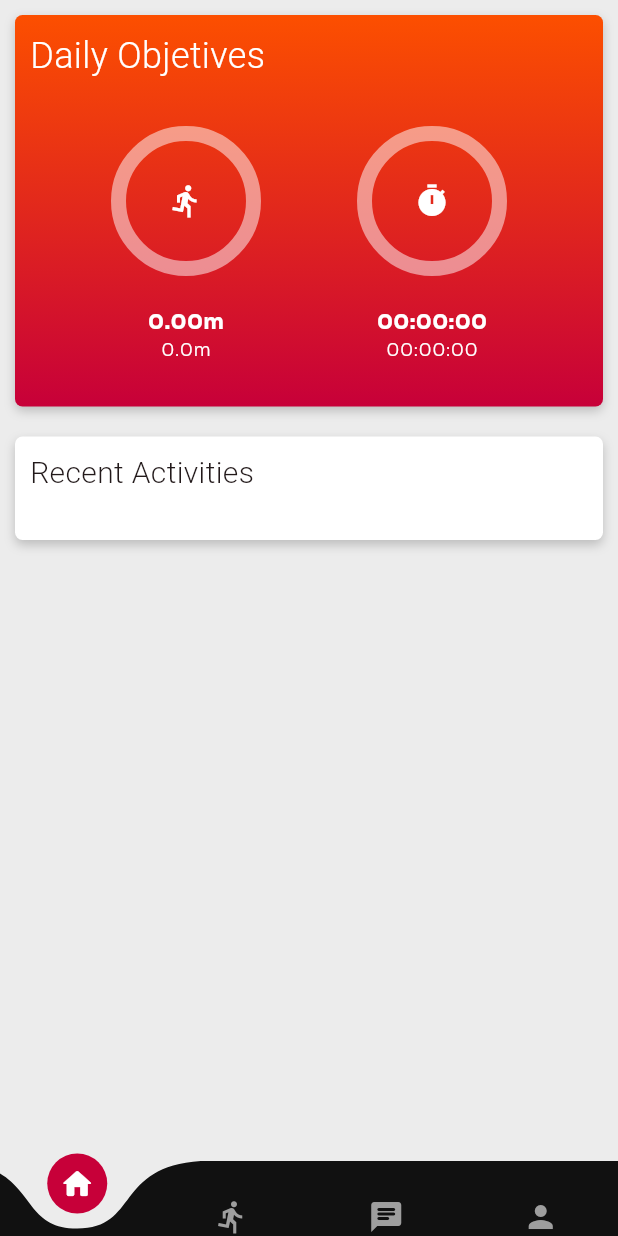
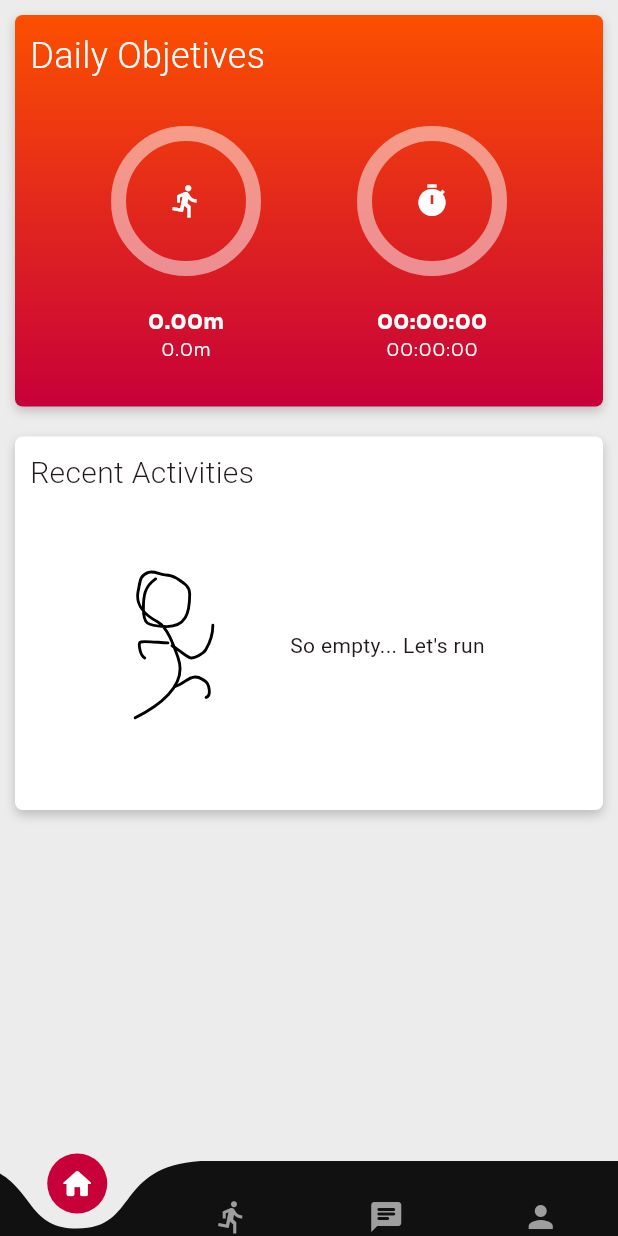
Before and after one commit to Sonya-c/sportlingo, a Flutter app: the Content screen opened directly, on a phone screen of 412 x 824 dp. Run offline on Flutter 3.47's test engine with Material 2 defaults, Android fonts, the phone set to English and light mode, and no system bars; drawn by our look-alikes of curved_navigation_bar, percent_indicator; our stand-ins replace email_validator, firebase_auth, firebase_core, firebase_database, flutter_svg, geolocator and 4 more; accounts and stored records are empty.

Commit message:
small thing...

```diff
--- a/lib/ui/widgets/summary_widgets/recent_activities.dart
+++ b/lib/ui/widgets/summary_widgets/recent_activities.dart
@@ -1,4 +1,5 @@
 import 'package:flutter/material.dart';
+import 'package:flutter_svg/svg.dart';
 import 'package:sportlingo/ui/utils/text_styles.dart';
 import 'package:sportlingo/ui/utils/utils.dart';
 
@@ -52,7 +53,21 @@ class RecentActivities extends StatelessWidget {
             "Recent Activities",
             style: blackOpsOne['l'],
           ),
-          ListView.builder(
+          activities.isEmpty
+              ? Container(
+                  padding: const EdgeInsets.all(10),
+                  height: 200,
+                  child: Row(
+                    mainAxisAlignment: MainAxisAlignment.center,
+                    crossAxisAlignment: CrossAxisAlignment.center,
+                    children: [
+                      SvgPicture.asset('assets/run_logo.svg', height: 100),
+                      const SizedBox(width: 50),
+                      const Text("So empty... Let's run")
+                    ],
+                  ),
+                )
+              : ListView.builder(
                   shrinkWrap: true,
                   itemCount: activities.length,
                   padding: const EdgeInsets.all(10),
```
Lines whose indentation alone changed are shown as unchanged.
